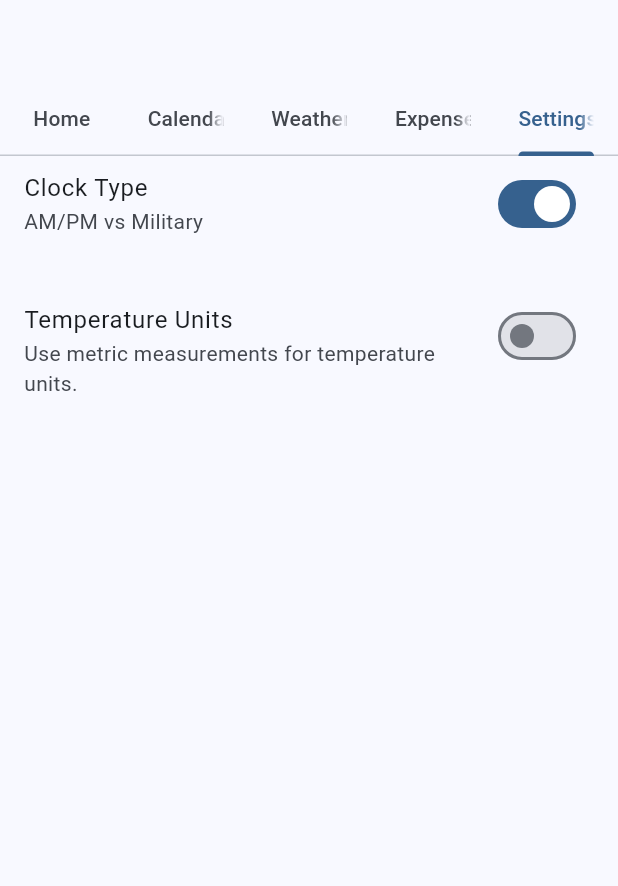
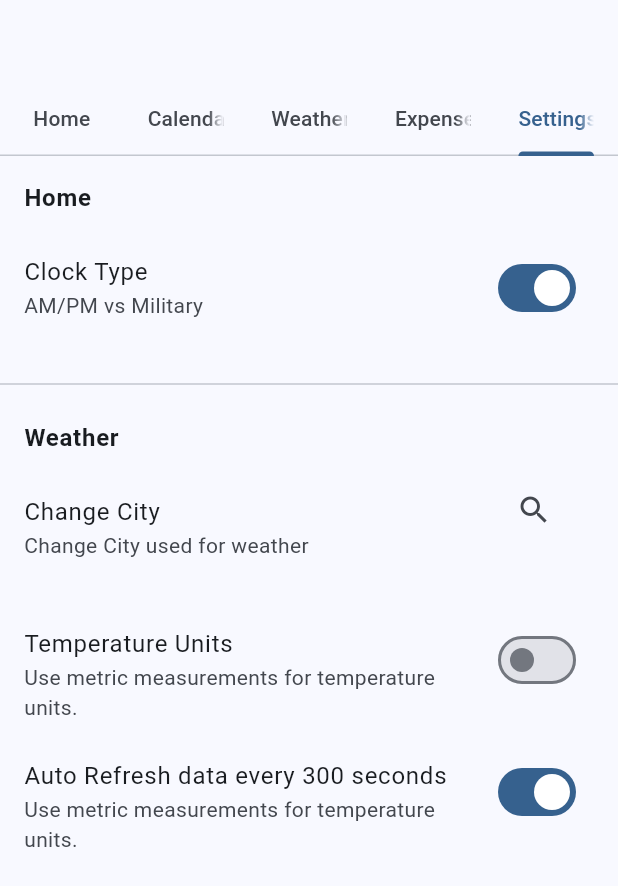
Before and after one commit to ericpark/multidisplay, a Flutter app: the screen it shows after launch, tab 5 chosen, on a phone screen of 412 x 824 dp. Shown: the top 886 px of the screen. Run offline on Flutter 3.47's test engine with Material 3 defaults, Android fonts, the phone set to English and light mode, and no system bars; our stand-ins replace bloc, equatable, flutter_bloc, hydrated_bloc, syncfusion_flutter_calendar, syncfusion_flutter_charts and 1 more; missing offline and left inert: open_meteo_api.

Commit message:
created hourly chart on weather page

```diff
--- a/lib/settings/view/settings_page.dart
+++ b/lib/settings/view/settings_page.dart
@@ -1,7 +1,10 @@
+import 'dart:ui';
+
 import 'package:flutter/material.dart';
 import 'package:flutter_bloc/flutter_bloc.dart';
 import 'package:multidisplay/home/home.dart';
 import 'package:multidisplay/weather/weather.dart';
+import 'package:multidisplay/search/search.dart';
 
 class SettingsPage extends StatelessWidget {
   const SettingsPage._();
@@ -18,9 +21,19 @@ class SettingsPage extends StatelessWidget {
 
   @override
   Widget build(BuildContext context) {
+    final theme = Theme.of(context);
+
     return Scaffold(
       body: ListView(
         children: <Widget>[
+          ListTile(
+            title: Text(
+              "Home",
+              style: theme.textTheme.bodyLarge?.copyWith(
+                fontWeight: FontWeight.bold,
+              ),
+            ),
+          ),
           BlocBuilder<HomeCubit, HomeState>(
             buildWhen: (previous, current) =>
                 previous.clockType != current.clockType,
@@ -37,6 +50,32 @@ class SettingsPage extends StatelessWidget {
                 ),
               );
             },
+          ),
+          const Divider(),
+          ListTile(
+            title: Text(
+              "Weather",
+              style: theme.textTheme.bodyLarge?.copyWith(
+                fontWeight: FontWeight.bold,
+              ),
+            ),
+          ),
+          ListTile(
+            title: const Text('Change City'),
+            isThreeLine: true,
+            subtitle: const Text(
+              'Change City used for weather',
+            ),
+            onTap: () async {
+              final city = await Navigator.of(context).push(SearchPage.route());
+              //if (!mounted) return;
+              // ignore: use_build_context_synchronously
+              await context.read<WeatherCubit>().fetchWeather(city);
+            },
+            trailing: const Padding(
+              padding: EdgeInsets.fromLTRB(20.0, 0, 20, 0),
+              child: Icon(Icons.search, semanticLabel: 'Search'),
+            ),
           ),
           BlocBuilder<WeatherCubit, WeatherState>(
             buildWhen: (previous, current) =>
@@ -55,6 +94,24 @@ class SettingsPage extends StatelessWidget {
               );
             },
           ),
+          BlocBuilder<WeatherCubit, WeatherState>(
+            buildWhen: (previous, current) =>
+                previous.autoRefresh != current.autoRefresh,
+            builder: (context, state) {
+              return ListTile(
+                title: const Text('Auto Refresh data every 300 seconds'),
+                isThreeLine: true,
+                subtitle: const Text(
+                  'Use metric measurements for temperature units.',
+                ),
+                trailing: Switch(
+                  value: state.autoRefresh,
+                  onChanged: (_) =>
+                      context.read<WeatherCubit>().toggleAutoRefresh(),
+                ),
+              );
+            },
+          ),
         ],
       ),
     );
--- a/lib/weather/cubit/weather_cubit.dart
+++ b/lib/weather/cubit/weather_cubit.dart
@@ -22,15 +22,21 @@ class WeatherCubit extends HydratedCubit<WeatherState> {
       final weather = Weather.fromRepository(
         await _weatherRepository.getWeather(city),
       );
-      final forecast = await _weatherRepository.getDailyWeatherForecast(city);
+      final fetchedDailyForecasts =
+          await _weatherRepository.getDailyWeatherForecast(city);
+      final fetchedHourlyForecasts =
+          await _weatherRepository.getHourlyWeatherForecast(city);
 
       final units = state.temperatureUnits;
+
+      // Convert temperatures from F to C if needed.
       final value = units.isFahrenheit
-          ? weather.temperature.value.toFahrenheit()
-          : weather.temperature.value;
+          ? weather.temperature.value
+          : weather.temperature.value.toCelsius();
 
+      // Convert temperatures from F to C if needed.
       List<Weather> dailyForecast = [];
-      for (var w in forecast) {
+      for (var w in fetchedDailyForecasts) {
         Weather forecastWeather = Weather.fromRepository(w);
         double forecastWeatherTempHigh = units.isFahrenheit
             ? forecastWeather.temperatureHigh.value
@@ -44,11 +50,29 @@ class WeatherCubit extends HydratedCubit<WeatherState> {
         ));
       }
 
+      // Convert temperatures from F to C if needed.
+      List<Weather> hourlyForecast = [];
+      for (var w in fetchedHourlyForecasts) {
+        Weather forecastWeather = Weather.fromRepository(w);
+        double forecastWeatherTempHigh = units.isFahrenheit
+            ? forecastWeather.temperatureHigh.value
+            : forecastWeather.temperatureHigh.value.toCelsius();
+        double forecastWeatherTempLow = units.isFahrenheit
+            ? forecastWeather.temperatureLow.value
+            : forecastWeather.temperatureLow.value.toCelsius();
+        hourlyForecast.add(forecastWeather.copyWith(
+          temperatureHigh: Temperature(value: forecastWeatherTempHigh),
+          temperatureLow: Temperature(value: forecastWeatherTempLow),
+        ));
+      }
+
       emit(state.copyWith(
-          status: WeatherStatus.success,
-          temperatureUnits: units,
-          weather: weather.copyWith(temperature: Temperature(value: value)),
-          forecast: dailyForecast));
+        status: WeatherStatus.success,
+        temperatureUnits: units,
+        weather: weather.copyWith(temperature: Temperature(value: value)),
+        dailyForecast: dailyForecast,
+        hourlyForecast: hourlyForecast,
+      ));
     } on Exception {
       emit(state.copyWith(status: WeatherStatus.failure));
     }
@@ -61,16 +85,19 @@ class WeatherCubit extends HydratedCubit<WeatherState> {
       final weather = Weather.fromRepository(
         await _weatherRepository.getWeather(state.weather.location),
       );
-      final forecast = await _weatherRepository
+
+      final fetchedDailyForecasts = await _weatherRepository
           .getDailyWeatherForecast(state.weather.location);
+      final fetchedHourlyForecasts = await _weatherRepository
+          .getHourlyWeatherForecast(state.weather.location);
 
       final units = state.temperatureUnits;
       final value = units.isFahrenheit
-          ? weather.temperature.value.toFahrenheit()
-          : weather.temperature.value;
+          ? weather.temperature.value
+          : weather.temperature.value.toCelsius();
 
       List<Weather> dailyForecast = [];
-      for (var w in forecast) {
+      for (var w in fetchedDailyForecasts) {
         Weather forecastWeather = Weather.fromRepository(w);
         double forecastWeatherTempHigh = units.isFahrenheit
             ? forecastWeather.temperatureHigh.value
@@ -84,17 +111,40 @@ class WeatherCubit extends HydratedCubit<WeatherState> {
         ));
       }
 
+      // Convert temperatures from F to C if needed.
+      List<Weather> hourlyForecast = [];
+      for (var w in fetchedHourlyForecasts) {
+        Weather forecastWeather = Weather.fromRepository(w);
+        double forecastWeatherTempHigh = units.isFahrenheit
+            ? forecastWeather.temperatureHigh.value
+            : forecastWeather.temperatureHigh.value.toCelsius();
+        double forecastWeatherTempLow = units.isFahrenheit
+            ? forecastWeather.temperatureLow.value
+            : forecastWeather.temperatureLow.value.toCelsius();
+        hourlyForecast.add(forecastWeather.copyWith(
+          temperatureHigh: Temperature(value: forecastWeatherTempHigh),
+          temperatureLow: Temperature(value: forecastWeatherTempLow),
+        ));
+      }
       emit(
         state.copyWith(
           status: WeatherStatus.success,
           temperatureUnits: units,
           weather: weather.copyWith(temperature: Temperature(value: value)),
-          forecast: dailyForecast,
+          dailyForecast: dailyForecast,
+          hourlyForecast: hourlyForecast,
         ),
       );
     } on Exception {
       emit(state);
     }
+  }
+
+  void toggleAutoRefresh() {
+    final autoRefresh = state.autoRefresh;
+    emit(
+      state.copyWith(autoRefresh: !autoRefresh),
+    );
   }
 
   void toggleUnits() {
@@ -131,7 +181,7 @@ class WeatherCubit extends HydratedCubit<WeatherState> {
         state.copyWith(
           temperatureUnits: units,
           weather: weather.copyWith(temperature: Temperature(value: value)),
-          forecast: dailyForecast,
+          dailyForecast: dailyForecast,
         ),
       );
     }
--- a/lib/weather/cubit/weather_state.dart
+++ b/lib/weather/cubit/weather_state.dart
@@ -14,37 +14,54 @@ class WeatherState extends Equatable {
   WeatherState(
       {this.status = WeatherStatus.initial,
       this.temperatureUnits = TemperatureUnits.fahrenheit,
+      this.autoRefresh = true,
       Weather? weather,
-      List<Weather>? forecast})
+      List<Weather>? dailyForecast,
+      List<Weather>? hourlyForecast})
       : weather = weather ?? Weather.empty,
-        dailyForecast = forecast ?? [Weather.empty];
+        dailyForecast = dailyForecast ?? [Weather.empty],
+        hourlyForecast = hourlyForecast ?? [Weather.empty];
 
   factory WeatherState.fromJson(Map<String, dynamic> json) =>
       _$WeatherStateFromJson(json);
 
   final WeatherStatus status;
+  final TemperatureUnits temperatureUnits;
   final Weather weather; // Current Weather
-  final TemperatureUnits temperatureUnits;
+
+  final bool autoRefresh;
   final List<Weather> dailyForecast; // Daily Forecast
+  final List<Weather> hourlyForecast; // Daily Forecast
 
   WeatherState copyWith({
     WeatherStatus? status,
     TemperatureUnits? temperatureUnits,
+    bool? autoRefresh,
     Weather? weather,
-    List<Weather>? forecast,
+    List<Weather>? dailyForecast,
+    List<Weather>? hourlyForecast,
   }) {
     return WeatherState(
       status: status ?? this.status,
       temperatureUnits: temperatureUnits ?? this.temperatureUnits,
+      autoRefresh: autoRefresh ?? this.autoRefresh,
       weather: weather ?? this.weather,
-      forecast: forecast ?? dailyForecast,
+      dailyForecast: dailyForecast ?? this.dailyForecast,
+      hourlyForecast: hourlyForecast ?? this.hourlyForecast,
     );
   }
 
   Map<String, dynamic> toJson() => _$WeatherStateToJson(this);
 
   @override
-  List<Object?> get props => [status, temperatureUnits, weather, dailyForecast];
+  List<Object?> get props => [
+        status,
+        temperatureUnits,
+        autoRefresh,
+        weather,
+        dailyForecast,
+        hourlyForecast
+      ];
 }
 
 final class WeatherInitial extends WeatherState {}
--- /dev/null
+++ b/lib/weather/helpers/helpers.dart
@@ -0,0 +1,2 @@
+export 'weather_condition_extensions.dart';
+export 'weather_extensions.dart';
--- /dev/null
+++ b/lib/weather/helpers/weather_extensions.dart
@@ -0,0 +1,14 @@
+import 'package:multidisplay/weather/weather.dart';
+
+extension WeatherExtensions on Weather {
+  String formattedTemperature(TemperatureUnits units,
+      {String temperatureType = ""}) {
+    if (temperatureType == "low") {
+      return '''${temperatureLow.value.toStringAsPrecision(2)}°${units.isCelsius ? 'C' : 'F'}''';
+    }
+    if (temperatureType == "high") {
+      return '''${temperatureHigh.value.toStringAsPrecision(2)}°${units.isCelsius ? 'C' : 'F'}''';
+    }
+    return '''${temperature.value.toStringAsPrecision(2)}°${units.isCelsius ? 'C' : 'F'}''';
+  }
+}
--- a/lib/weather/models/weather.dart
+++ b/lib/weather/models/weather.dart
@@ -38,8 +38,14 @@ class Weather extends Equatable {
     required this.temperature,
     Temperature? temperatureHigh,
     Temperature? temperatureLow,
+    double? precipitation,
+    double? soilMoisture,
+    SoilCondition? soilCondition,
   })  : temperatureHigh = temperatureHigh ?? temperature,
-        temperatureLow = temperatureLow ?? temperature;
+        temperatureLow = temperatureLow ?? temperature,
+        precipitation = precipitation ?? 0.0,
+        soilMoisture = soilMoisture ?? 0.0,
+        soilCondition = soilCondition ?? SoilCondition.unknown;
 
   factory Weather.fromJson(Map<String, dynamic> json) =>
       _$WeatherFromJson(json);
@@ -53,6 +59,9 @@ class Weather extends Equatable {
       temperature: Temperature(value: weather.temperature),
       temperatureHigh: Temperature(value: weather.temperatureHigh),
       temperatureLow: Temperature(value: weather.temperatureLow),
+      precipitation: weather.precipitation,
+      soilMoisture: weather.soilMoisture,
+      soilCondition: weather.soilCondition,
     );
   }
 
@@ -64,6 +73,9 @@ class Weather extends Equatable {
     temperatureHigh: const Temperature(value: 0),
     temperatureLow: const Temperature(value: 0),
     location: '--',
+    precipitation: 0,
+    soilMoisture: 0,
+    soilCondition: SoilCondition.unknown,
   );
 
   final WeatherCondition condition;
@@ -73,6 +85,9 @@ class Weather extends Equatable {
   final Temperature temperature;
   final Temperature temperatureHigh;
   final Temperature temperatureLow;
+  final double precipitation;
+  final double soilMoisture;
+  final SoilCondition soilCondition;
 
   @override
   List<Object> get props => [
@@ -82,7 +97,10 @@ class Weather extends Equatable {
         location,
         temperature,
         temperatureHigh,
-        temperatureLow
+        temperatureLow,
+        precipitation,
+        soilMoisture,
+        soilCondition
       ];
 
   Map<String, dynamic> toJson() => _$WeatherToJson(this);
@@ -95,6 +113,9 @@ class Weather extends Equatable {
     Temperature? temperature,
     Temperature? temperatureHigh,
     Temperature? temperatureLow,
+    double? precipitation,
+    double? soilMoisture,
+    SoilCondition? soilCondition,
   }) {
     return Weather(
       condition: condition ?? this.condition,
@@ -104,6 +125,9 @@ class Weather extends Equatable {
       temperature: temperature ?? this.temperature,
       temperatureHigh: temperatureHigh ?? this.temperatureHigh,
       temperatureLow: temperatureLow ?? this.temperatureLow,
+      precipitation: precipitation ?? this.precipitation,
+      soilMoisture: soilMoisture ?? this.soilMoisture,
+      soilCondition: soilCondition ?? this.soilCondition,
     );
   }
 }
--- a/lib/weather/weather.dart
+++ b/lib/weather/weather.dart
@@ -4,3 +4,4 @@ export 'cubit/weather_cubit.dart';
 export 'models/models.dart';
 export 'view/weather_page.dart';
 export 'widgets/widgets.dart';
+export 'helpers/helpers.dart';
--- a/lib/weather/widgets/widgets.dart
+++ b/lib/weather/widgets/widgets.dart
@@ -2,4 +2,5 @@ export 'weather_empty_widget.dart';
 export 'weather_error_widget.dart';
 export 'weather_loading_widget.dart';
 export 'weather_populated_widget.dart';
-export 'weather_forecast_widget.dart';
+export 'daily_forecast_widget.dart';
+export 'hourly_forecast_widget.dart';
--- a/packages/open_meteo_api/lib/src/open_meteo_api_client.dart
+++ b/packages/open_meteo_api/lib/src/open_meteo_api_client.dart
@@ -129,7 +129,7 @@ class OpenMeteoApiClient {
       'forecast_days': '7',
       'precipitation_unit': 'inch',
       'hourly':
-          'weather_code,precipitation,temperature_2m,soil_moisture_0_to_1cm'
+          'weather_code,precipitation,temperature_2m,soil_moisture_0_to_1cm,precipitation_probability,apparent_temperature'
     });
     final weatherResponse = await _httpClient.get(weatherRequest);
 
--- a/packages/weather_repository/lib/src/models/weather.dart
+++ b/packages/weather_repository/lib/src/models/weather.dart
@@ -61,10 +61,14 @@ class Weather extends Equatable {
     required this.temperature,
     double? temperatureHigh,
     double? temperatureLow,
+    double? precipitation,
     double? soilMoisture,
-  })  : temperatureHigh = temperatureHigh ?? temperature,
+    SoilCondition? soilCondition,
+  })  : precipitation = precipitation ?? 0.0,
+        temperatureHigh = temperatureHigh ?? temperature,
         temperatureLow = temperatureLow ?? temperature,
-        soilMoisture = soilMoisture ?? 0.0;
+        soilMoisture = soilMoisture ?? 0.0,
+        soilCondition = soilCondition ?? SoilCondition.unknown;
 
   factory Weather.fromJson(Map<String, dynamic> json) =>
       _$WeatherFromJson(json);
@@ -78,7 +82,9 @@ class Weather extends Equatable {
   final double temperature;
   final double temperatureHigh;
   final double temperatureLow;
+  final double precipitation;
   final double soilMoisture;
+  final SoilCondition soilCondition;
 
   @override
   List<Object> get props => [
@@ -88,7 +94,9 @@ class Weather extends Equatable {
         temperature,
         temperatureHigh,
         temperatureLow,
+        precipitation,
         soilMoisture,
+        soilCondition,
       ];
 }
 
--- a/packages/weather_repository/lib/src/weather_repository.dart
+++ b/packages/weather_repository/lib/src/weather_repository.dart
@@ -57,12 +57,20 @@ class WeatherRepository {
 
     List<Weather> weather_forecast = [];
     for (var weather in forecast) {
+      SoilCondition predictedSoilCondition = SoilCondition.dry;
+      if ((weather.precipitation > 0.02) ||
+          (weather.soil_moisture_0_to_1cm > 0.33)) {
+        predictedSoilCondition = SoilCondition.muddy;
+      }
+
       weather_forecast.add(Weather(
         temperature: weather.temperature_2m,
         date: weather.time,
         location: location.name,
         condition: weather.weather_code.toInt().toCondition,
         soilMoisture: weather.soil_moisture_0_to_1cm,
+        precipitation: weather.precipitation,
+        soilCondition: predictedSoilCondition,
       ));
     }
     return weather_forecast;
--- a/pubspec.yaml
+++ b/pubspec.yaml
@@ -49,6 +49,7 @@ dependencies:
   json_annotation: ^4.4.0
   path_provider: ^2.0.8
   bloc: ^8.1.3
+  syncfusion_flutter_charts: ^24.2.8
 
 dev_dependencies:
   flutter_test:
```
Also changed, not shown: lib/weather/helpers/weather_condition_extensions.dart (added, +35 -0 lines), lib/weather/view/weather_page.dart (+21 -15 lines), lib/weather/widgets/daily_forecast_widget.dart (renamed from lib/weather/widgets/weather_forecast_widget.dart, +22 -45 lines), lib/weather/widgets/hourly_forecast_widget.dart (added, +188 -0 lines), lib/weather/widgets/weather_populated_widget.dart (+18 -31 lines), lib/weather/cubit/weather_cubit.g.dart, lib/weather/models/weather.g.dart, packages/weather_repository/lib/src/models/weather.g.dart, pubspec.lock.
